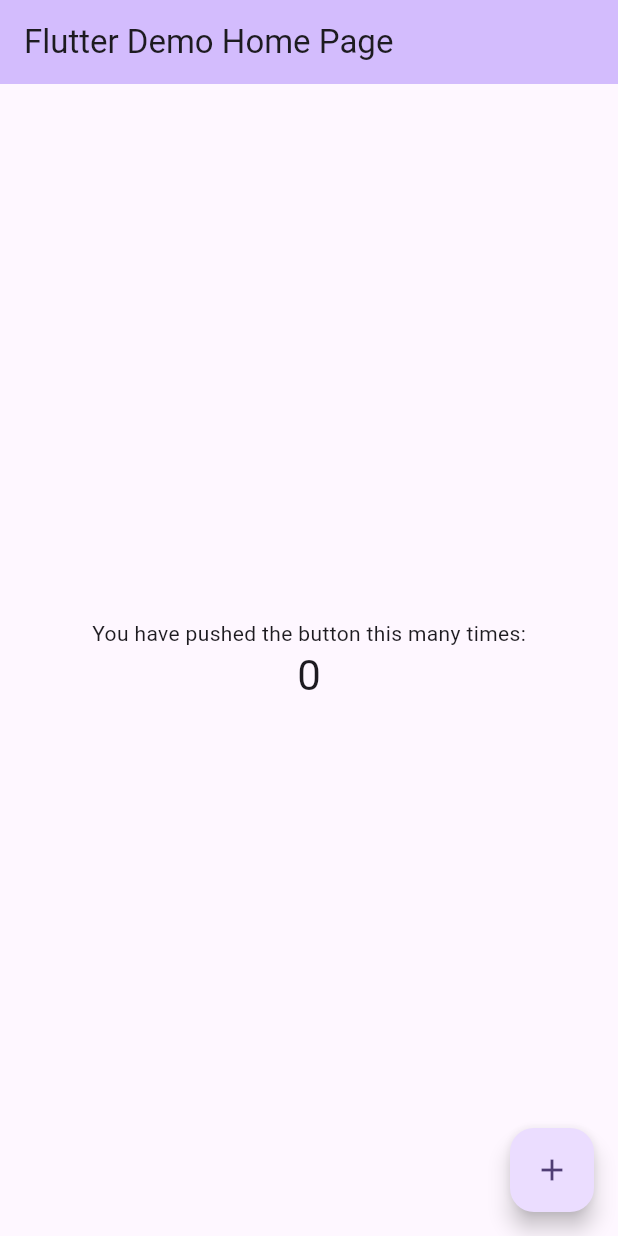
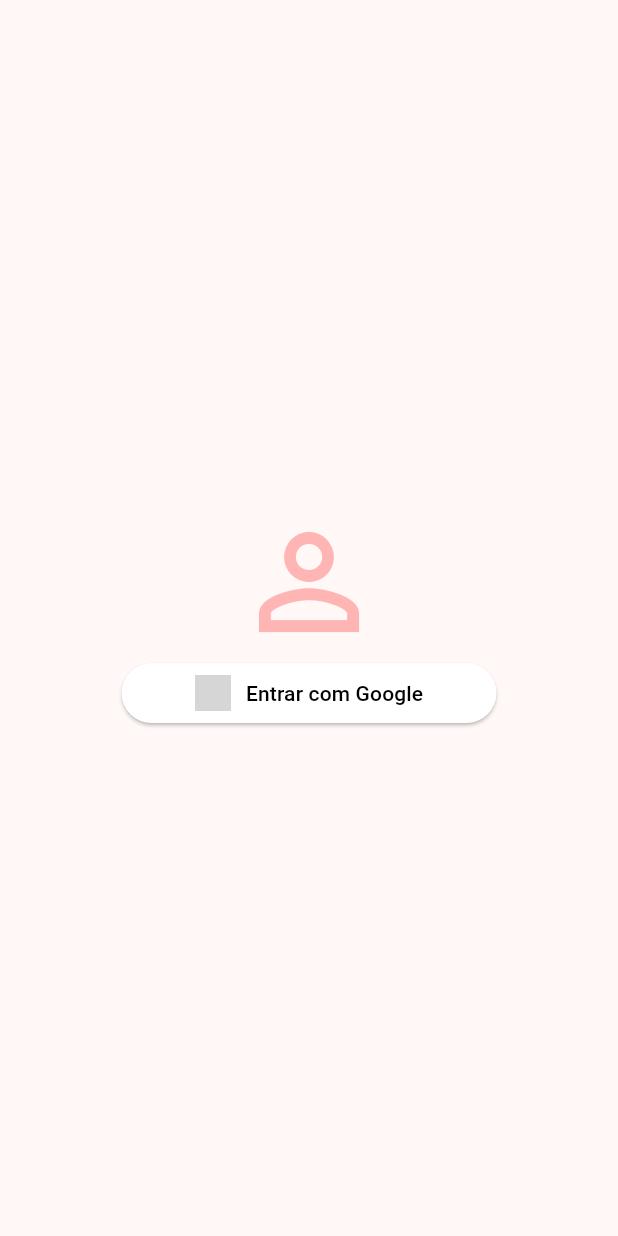
Before and after one commit to joaovitorbatistella/social_authentication_flutter_structure, a Flutter app: the screen it shows after launch, on a phone screen of 412 x 824 dp. Run offline on Flutter 3.47's test engine with Material 3 defaults, Android fonts, the phone set to English and light mode, and no system bars; our stand-ins replace firebase_auth, firebase_core, google_sign_in; accounts and stored records are empty; grey boxes are pictures that could not be loaded.

Commit message:
final version

```diff
--- /dev/null
+++ b/lib/components/GoogleLoginButton.dart
@@ -0,0 +1,45 @@
+import 'package:flutter/material.dart';
+import 'package:social_authentication_flutter_structure/screens/HomePage.dart';
+import 'package:social_authentication_flutter_structure/services/AuthenticationService.dart';
+
+class GoogleLoginButton extends StatelessWidget {
+  final AuthenticationService _authService = AuthenticationService();
+
+  @override
+  Widget build(BuildContext context) {
+    return Center(
+      child: SizedBox(
+        width: 250,
+        child: ElevatedButton(
+          style: ElevatedButton.styleFrom(backgroundColor: Colors.white),
+          onPressed: () async {
+            final user = await _authService.loginWithGoogle();
+            print(user);
+            if (user != null) {
+              // Redireciona para a HomePage se o login for bem-sucedido
+              Navigator.of(context).pushReplacement(
+                MaterialPageRoute(builder: (context) => HomePage()),
+              );
+            } else {
+              // Mostra um erro se o login falhar
+              ScaffoldMessenger.of(context).showSnackBar(
+                SnackBar(
+                  content: Text("Falha ao fazer login."),
+                  backgroundColor: Colors.red,
+                ),
+              );
+            }
+          },
+          child: Row(
+            mainAxisAlignment: MainAxisAlignment.center,
+            children: [
+              Image(image: AssetImage("google.png"), width: 24),
+              SizedBox(width: 10),
+              Text("Entrar com Google", style: TextStyle(color: Colors.black)),
+            ],
+          ),
+        ),
+      ),
+    );
+  }
+}
--- a/lib/main.dart
+++ b/lib/main.dart
@@ -1,125 +1,52 @@
+import 'package:firebase_auth/firebase_auth.dart';
+import 'package:firebase_core/firebase_core.dart';
 import 'package:flutter/material.dart';
+import 'package:social_authentication_flutter_structure/firebase_options.dart' as FBOpt;
+import 'package:social_authentication_flutter_structure/screens/HomePage.dart';
+import 'package:social_authentication_flutter_structure/screens/LoginPage.dart';
 
-void main() {
-  runApp(const MyApp());
+void main() async {
+  // WidgetsFlutterBinding.ensureInitialized();
+
+  // await dotenv.load(fileName: '.env');
+
+  await Firebase.initializeApp(
+      options: FBOpt.DefaultFirebaseOptions.android
+  );
+  runApp(SocialAuthenticationFlutter());
 }
 
-class MyApp extends StatelessWidget {
-  const MyApp({super.key});
-
-  // This widget is the root of your application.
+class SocialAuthenticationFlutter extends StatelessWidget {
   @override
   Widget build(BuildContext context) {
     return MaterialApp(
-      title: 'Flutter Demo',
       theme: ThemeData(
-        // This is the theme of your application.
-        //
-        // TRY THIS: Try running your application with "flutter run". You'll see
-        // the application has a purple toolbar. Then, without quitting the app,
-        // try changing the seedColor in the colorScheme below to Colors.green
-        // and then invoke "hot reload" (save your changes or press the "hot
-        // reload" button in a Flutter-supported IDE, or press "r" if you used
-        // the command line to start the app).
-        //
-        // Notice that the counter didn't reset back to zero; the application
-        // state is not lost during the reload. To reset the state, use hot
-        // restart instead.
-        //
-        // This works for code too, not just values: Most code changes can be
-        // tested with just a hot reload.
-        colorScheme: ColorScheme.fromSeed(seedColor: Colors.deepPurple),
         useMaterial3: true,
+        colorScheme: ColorScheme.fromSeed(seedColor: Colors.redAccent),
       ),
-      home: const MyHomePage(title: 'Flutter Demo Home Page'),
+      home: AuthWrapper(),
     );
   }
 }
 
-class MyHomePage extends StatefulWidget {
-  const MyHomePage({super.key, required this.title});
-
-  // This widget is the home page of your application. It is stateful, meaning
-  // that it has a State object (defined below) that contains fields that affect
-  // how it looks.
-
-  // This class is the configuration for the state. It holds the values (in this
-  // case the title) provided by the parent (in this case the App widget) and
-  // used by the build method of the State. Fields in a Widget subclass are
-  // always marked "final".
-
-  final String title;
-
-  @override
-  State<MyHomePage> createState() => _MyHomePageState();
-}
-
-class _MyHomePageState extends State<MyHomePage> {
-  int _counter = 0;
-
-  void _incrementCounter() {
-    setState(() {
-      // This call to setState tells the Flutter framework that something has
-      // changed in this State, which causes it to rerun the build method below
-      // so that the display can reflect the updated values. If we changed
-      // _counter without calling setState(), then the build method would not be
-      // called again, and so nothing would appear to happen.
-      _counter++;
-    });
-  }
-
+// Widget para verificar o estado de autenticação do usuário
+class AuthWrapper extends StatelessWidget {
   @override
   Widget build(BuildContext context) {
-    // This method is rerun every time setState is called, for instance as done
-    // by the _incrementCounter method above.
-    //
-    // The Flutter framework has been optimized to make rerunning build methods
-    // fast, so that you can just rebuild anything that needs updating rather
-    // than having to individually change instances of widgets.
-    return Scaffold(
-      appBar: AppBar(
-        // TRY THIS: Try changing the color here to a specific color (to
-        // Colors.amber, perhaps?) and trigger a hot reload to see the AppBar
-        // change color while the other colors stay the same.
-        backgroundColor: Theme.of(context).colorScheme.inversePrimary,
-        // Here we take the value from the MyHomePage object that was created by
-        // the App.build method, and use it to set our appbar title.
-        title: Text(widget.title),
-      ),
-      body: Center(
-        // Center is a layout widget. It takes a single child and positions it
-        // in the middle of the parent.
-        child: Column(
-          // Column is also a layout widget. It takes a list of children and
-          // arranges them vertically. By default, it sizes itself to fit its
-          // children horizontally, and tries to be as tall as its parent.
-          //
-          // Column has various properties to control how it sizes itself and
-          // how it positions its children. Here we use mainAxisAlignment to
-          // center the children vertically; the main axis here is the vertical
-          // axis because Columns are vertical (the cross axis would be
-          // horizontal).
-          //
-          // TRY THIS: Invoke "debug painting" (choose the "Toggle Debug Paint"
-          // action in the IDE, or press "p" in the console), to see the
-          // wireframe for each widget.
-          mainAxisAlignment: MainAxisAlignment.center,
-          children: <Widget>[
-            const Text(
-              'You have pushed the button this many times:',
-            ),
-            Text(
-              '$_counter',
-              style: Theme.of(context).textTheme.headlineMedium,
-            ),
-          ],
-        ),
-      ),
-      floatingActionButton: FloatingActionButton(
-        onPressed: _incrementCounter,
-        tooltip: 'Increment',
-        child: const Icon(Icons.add),
-      ), // This trailing comma makes auto-formatting nicer for build methods.
+    return StreamBuilder<User?>(
+      stream: FirebaseAuth.instance.authStateChanges(),
+      builder: (context, snapshot) {
+        // Se o usuário estiver autenticado, exibe a HomePage
+        if (snapshot.connectionState == ConnectionState.active) {
+          final user = snapshot.data;
+          return user == null ? LoginPage() : HomePage();
+        }
+
+        // Exibe uma tela de carregamento enquanto verifica
+        return Scaffold(
+          body: Center(child: CircularProgressIndicator()),
+        );
+      },
     );
   }
 }
--- /dev/null
+++ b/lib/screens/LoginPage.dart
@@ -0,0 +1,57 @@
+import 'package:flutter/material.dart';
+import 'package:social_authentication_flutter_structure/components/GoogleLoginButton.dart';
+// import 'package:primeiro_app/screens/MainScreen.dart';
+// import 'package:primeiro_app/services/servico_autenticacao.dart';
+
+class LoginPage extends StatefulWidget {
+  const LoginPage({super.key});
+
+  @override
+  State<LoginPage> createState() => _LoginPageState();
+}
+
+class _LoginPageState extends State<LoginPage> {
+  final formKey = GlobalKey<FormState>();
+  final userController = TextEditingController(text: 'emilys');
+  final passwordController = TextEditingController(text: 'emilyspass');
+  bool loging = false;
+
+  // final authenticateService = ServicoAutenticacao();
+
+  Future<void> registerLogin() async{
+    if(!formKey.currentState!.validate()) {
+      return;
+    }
+
+    setState(() {
+      loging = true;
+    });
+
+    ScaffoldMessenger.of(context).showSnackBar(
+        SnackBar(content: Text("Loging..."))
+    );
+  }
+
+  @override
+  Widget build(BuildContext context) {
+    return Scaffold(
+      body: Form(
+          key: formKey,
+          child: Column(
+            mainAxisAlignment: MainAxisAlignment.center,
+            children: [
+              const Opacity(
+                opacity: 0.4,
+                child: Icon(
+                    Icons.person_outline,
+                    size: 100,
+                    color: Colors.redAccent
+                ),
+              ),
+              GoogleLoginButton()
+            ],
+          )
+      ),
+    );
+  }
+}
--- /dev/null
+++ b/lib/services/AuthenticationService.dart
@@ -0,0 +1,50 @@
+import 'package:firebase_auth/firebase_auth.dart';
+import 'package:google_sign_in/google_sign_in.dart';
+
+class AuthenticationService {
+  final FirebaseAuth _auth = FirebaseAuth.instance;
+  final GoogleSignIn _googleSignIn = GoogleSignIn(
+    clientId: "538347695231-sei6jos40pq947ue1p9jf3d51k3a5poh.apps.googleusercontent.com",
+  );
+
+  // Método de login com o Google
+  Future<User?> loginWithGoogle() async {
+    try {
+      final GoogleSignInAccount? googleUser = await _googleSignIn.signIn();
+
+      if (googleUser == null) {
+        // O usuário cancelou o login
+        return null;
+      }
+
+      // Obtém as credenciais do Google
+      final GoogleSignInAuthentication googleAuth = await googleUser.authentication;
+
+      print(googleAuth);
+
+      final credential = GoogleAuthProvider.credential(
+        accessToken: googleAuth.accessToken,
+        idToken: googleAuth.idToken,
+      );
+
+      // Faz a autenticação com o Firebase
+      final UserCredential userCredential =
+      await _auth.signInWithCredential(credential);
+
+      return userCredential.user;
+    } catch (e) {
+      print("Erro ao fazer login com Google: $e");
+      return null;
+    }
+  }
+
+  // Método de logout
+  // Future<void> logout() async {
+  //   try {
+  //     await _auth.signOut();
+  //     await _googleSignIn.signOut();
+  //   } catch(e) {
+  //     return;
+  //   }
+  // }
+}
--- a/pubspec.yaml
+++ b/pubspec.yaml
@@ -35,6 +35,9 @@ dependencies:
   # The following adds the Cupertino Icons font to your application.
   # Use with the CupertinoIcons class for iOS style icons.
   cupertino_icons: ^1.0.8
+  firebase_core: ^3.8.0
+  firebase_auth: ^5.3.3
+  google_sign_in: ^6.2.2
 
 dev_dependencies:
   flutter_test:
@@ -53,6 +56,8 @@ dev_dependencies:
 # The following section is specific to Flutter packages.
 flutter:
 
+  assets:
+    - assets/
   # The following line ensures that the Material Icons font is
   # included with your application, so that you can use the icons in
   # the material Icons class.
```
Also changed, not shown: lib/screens/HomePage.dart (added, +35 -0 lines), assets/google.png (added), firebase.json (added), lib/firebase_options.dart (added), pubspec.lock, 7 other files.
